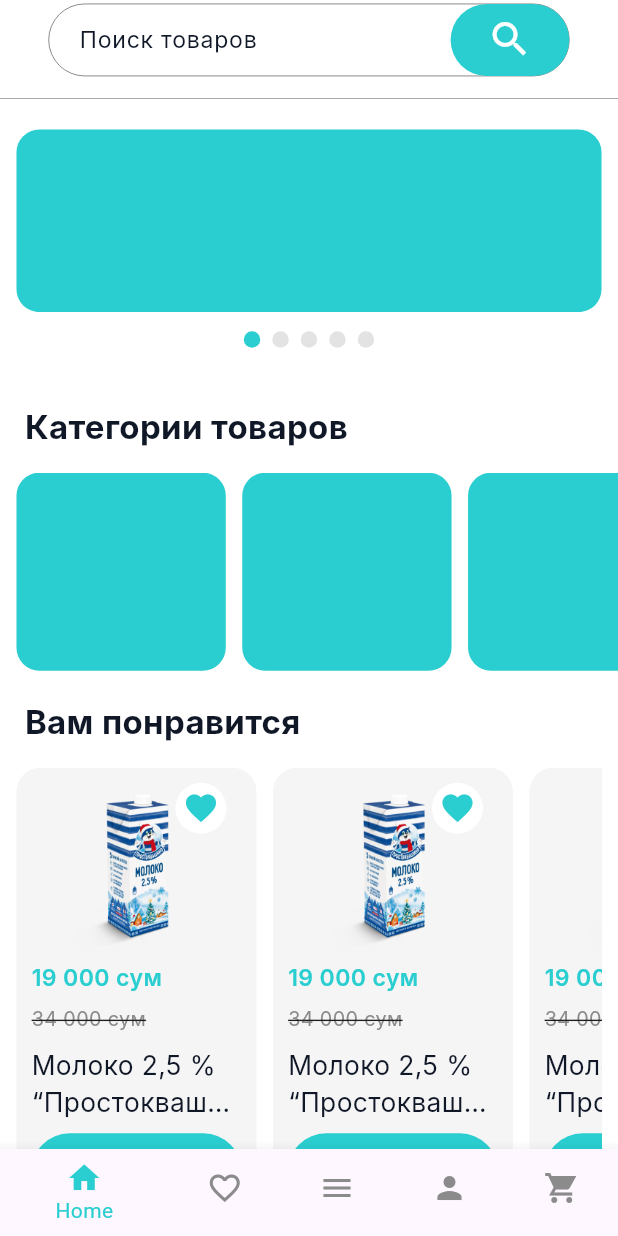
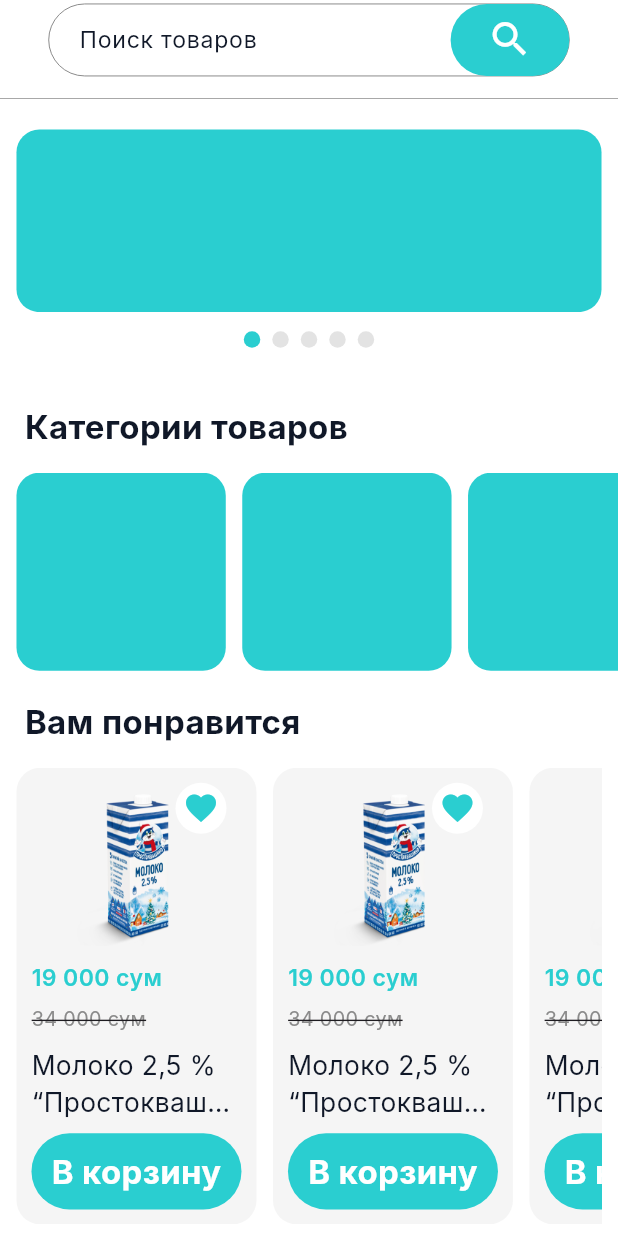
Before and after one commit to Nodirbek05/as-salom, a Flutter app: the MainPage screen opened by its route, on a phone screen of 412 x 824 dp. Run offline on Flutter 3.47's test engine with Material 2 defaults, Android fonts, the phone set to English and light mode, and no system bars; drawn by our look-alikes of smooth_page_indicator; our stand-ins replace bloc, equatable, flutter_screenutil, mask_text_input_formatter, pinput; Roboto replaces fonts that are missing (Inter).

Commit message:
nav bar added

```diff
--- a/lib/core/constant/routes.dart
+++ b/lib/core/constant/routes.dart
@@ -2,6 +2,7 @@ import 'package:assalomproject/views/initail/pages/choose_language_page.dart';
 import 'package:assalomproject/views/auth/pages/registration_page.dart';
 import 'package:assalomproject/views/main_page/pages/main_page.dart';
 import 'package:assalomproject/views/product_detail/pages/product_detail.dart';
+import 'package:assalomproject/widgets/nav_bar_page.dart';
 import 'package:flutter/material.dart';
 
 abstract class Routes {
@@ -9,6 +10,9 @@ abstract class Routes {
     switch (settings.name) {
       case LanguagePage.routeName:
         return MaterialPageRoute(builder: (_) => const LanguagePage());
+
+         case CustomNavigatonBar.routeName:
+        return MaterialPageRoute(builder: (_) => const CustomNavigatonBar());
       case RegistrationPage.routeName:
         return MaterialPageRoute(builder: (_) => const RegistrationPage());
       case MainPage.routeName:
--- a/lib/views/auth/pages/registration_page.dart
+++ b/lib/views/auth/pages/registration_page.dart
@@ -1,7 +1,7 @@
 import 'package:assalomproject/core/constant/constant_color.dart';
 import 'package:assalomproject/core/constant/text_styles.dart';
 import 'package:assalomproject/views/auth/components/input_widget.dart';
-import 'package:assalomproject/views/main_page/pages/main_page.dart';
+import 'package:assalomproject/widgets/nav_bar_page.dart';
 import 'package:flutter/material.dart';
 import 'package:flutter/services.dart';
 import 'package:flutter_screenutil/flutter_screenutil.dart';
@@ -78,7 +78,7 @@ class _RegistrationPageState extends State<RegistrationPage> {
                   hasSms = true;
                 });
               }
-              Navigator.pushNamed(context, MainPage.routeName);
+              Navigator.pushNamed(context, CustomNavigatonBar.routeName);
             },
             child: Container(
               alignment: Alignment.center,
--- a/lib/views/main_page/pages/main_page.dart
+++ b/lib/views/main_page/pages/main_page.dart
@@ -17,47 +17,9 @@ class MainPage extends StatefulWidget {
 class _MainPageState extends State<MainPage> {
   final PageController _pageController1 = PageController(viewportFraction: 1.0);
 
-  int _selectedIndex = 0;
-  void _onItemTapped(int index) {
-    setState(() {
-      _selectedIndex = index;
-    });
-  }
-
   @override
   Widget build(BuildContext context) {
     return Scaffold(
-      bottomNavigationBar: BottomNavigationBar(
-        unselectedItemColor: ConstColor.greyColor,
-        items: const <BottomNavigationBarItem>[
-          BottomNavigationBarItem(
-            icon: Icon(Icons.home),
-            label: 'Home',
-          ),
-          BottomNavigationBarItem(
-            icon: Icon(Icons.favorite_border),
-            label: 'Favorites',
-          ),
-          BottomNavigationBarItem(
-            icon: Icon(Icons.menu),
-            label: 'Menu',
-          ),
-
-           BottomNavigationBarItem(
-            icon: Icon(Icons.person),
-            label: 'Profile',
-          ),
-
-           BottomNavigationBarItem(
-            icon: Icon(Icons.shopping_cart_sharp),
-            label: 'Cart',
-          ),
-        ],
-        currentIndex: _selectedIndex,
-        selectedItemColor: ConstColor.as_salomText,
-        onTap: _onItemTapped,
-
-      ),
       appBar: AppBar(
         backgroundColor: ConstColor.mainWhite,
         bottom: PreferredSize(
```
Also changed, not shown: lib/widgets/nav_bar_page.dart (added, +69 -0 lines).
